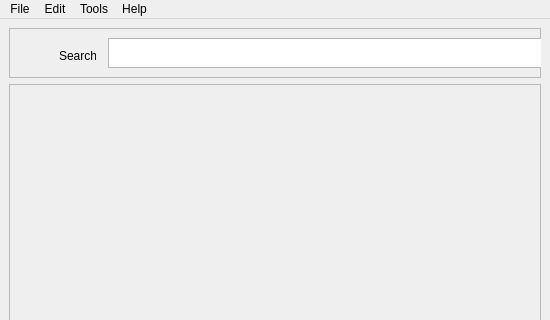
Above: src/notesapp/ui/mainwindow.ui from juliendz/noteslot before the change; both pictures show x 0 to 550 and y 0 to 320 of the 550 by 500 pixel window. Below: the same form after it.
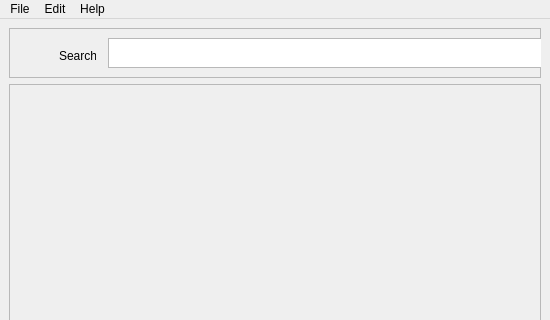
That is the form after the change. Icons and pictures are not drawn.

Patch:
```diff
--- a/src/notesapp/ui/mainwindow.ui
+++ b/src/notesapp/ui/mainwindow.ui
@@ -122,11 +122,6 @@
      <string>Edit</string>
     </property>
    </widget>
-   <widget class="QMenu" name="menuTools">
-    <property name="title">
-     <string>Tools</string>
-    </property>
-   </widget>
    <widget class="QMenu" name="menuHelp">
     <property name="title">
      <string>Help</string>
@@ -134,7 +129,6 @@
    </widget>
    <addaction name="menuFile"/>
    <addaction name="menuEdit"/>
-   <addaction name="menuTools"/>
    <addaction name="menuHelp"/>
   </widget>
   <widget class="QStatusBar" name="statusbar"/>
```
Left out of the diff: 18 changed lines with no effect on the pictures.
